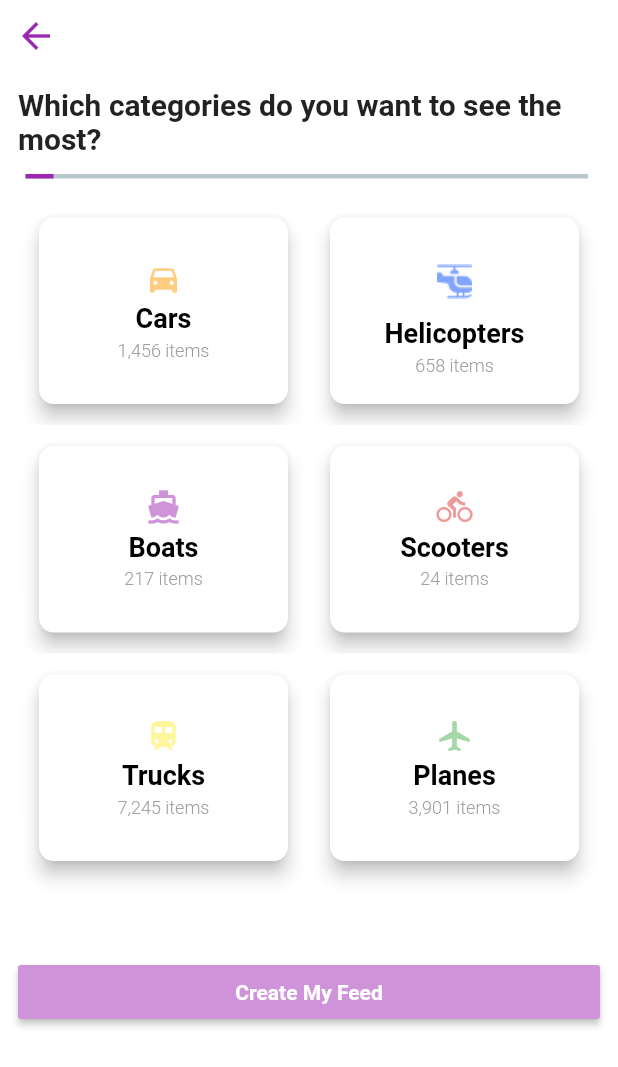
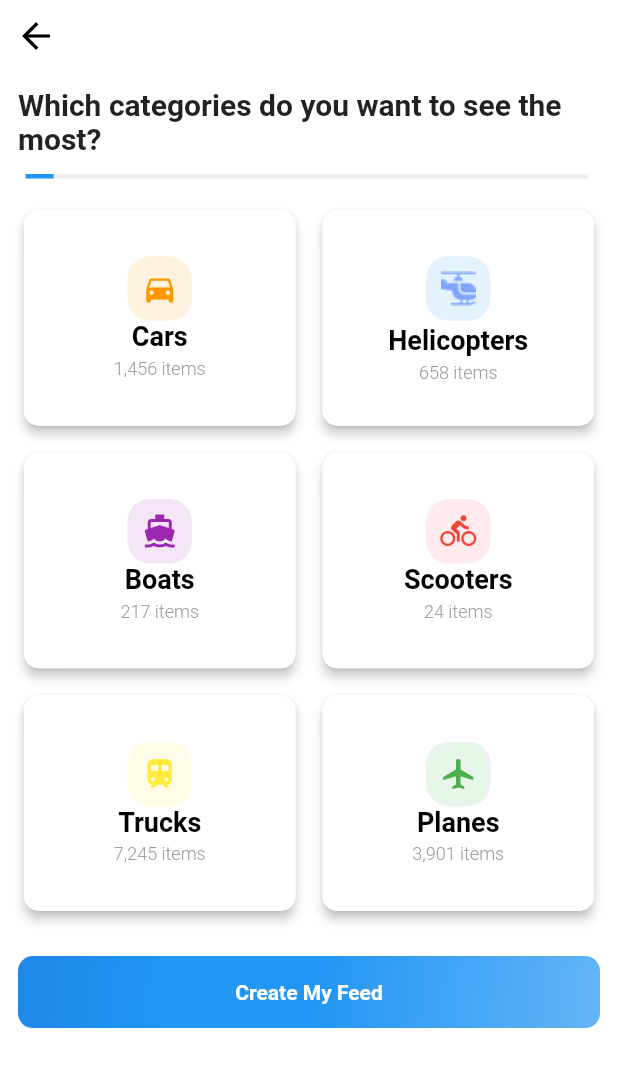
Before and after one commit to naumanmir/Car_Rental_App_Flutter_Design, a Flutter app: the screen it shows after launch, on a phone screen of 412 x 824 dp. Shown: the top 1067 px of the screen. Run offline on Flutter 3.47's test engine with Material 2 defaults, Android fonts, the phone set to English and light mode, and no system bars; drawn by our look-alikes of percent_indicator.

Commit message:
design changes done in main file

```diff
--- /dev/null
+++ b/lib/Login.dart
@@ -0,0 +1,68 @@
+import 'package:flutter/material.dart';
+
+void main() => runApp(MyApp());
+
+class MyApp extends StatelessWidget {
+  // This widget is the root of your application.
+  @override
+  Widget build(BuildContext context) {
+    return MaterialApp(
+      title: 'Flutter Demo',
+      theme: ThemeData(
+        // This is the theme of your application.
+        //
+        // Try running your application with "flutter run". You'll see the
+        // application has a blue toolbar. Then, without quitting the app, try
+        // changing the primarySwatch below to Colors.green and then invoke
+        // "hot reload" (press "r" in the console where you ran "flutter run",
+        // or simply save your changes to "hot reload" in a Flutter IDE).
+        // Notice that the counter didn't reset back to zero; the application
+        // is not restarted.
+        primarySwatch: Colors.blue,
+      ),
+      debugShowCheckedModeBanner: false,
+      home: MyHomePage(title: ''),
+    );
+  }
+}
+
+class MyHomePage extends StatefulWidget {
+  MyHomePage({Key key, this.title}) : super(key: key);
+
+  // This widget is the home page of your application. It is stateful, meaning
+  // that it has a State object (defined below) that contains fields that affect
+  // how it looks.
+
+  // This class is the configuration for the state. It holds the values (in this
+  // case the title) provided by the parent (in this case the App widget) and
+  // used by the build method of the State. Fields in a Widget subclass are
+  // always marked "final".
+
+  final String title;
+
+  @override
+  _MyHomePageState createState() => _MyHomePageState();
+}
+
+class _MyHomePageState extends State<MyHomePage> {
+  @override
+  Widget build(BuildContext context) {
+    return new Scaffold(
+      body: Stack(
+        alignment: Alignment(0, 0),
+       children: <Widget>[
+         Image.asset("assets/wall.jpg"),
+         Column(
+           children: <Widget>[
+             Container(
+               child: Text("Welcome", style: TextStyle(fontSize: 16, color: Colors.blueGrey[200]),),
+               margin: EdgeInsets.only(left: 25),
+             )
+
+           ],
+         )
+       ],
+      )
+    );
+  }
+}
--- a/lib/main.dart
+++ b/lib/main.dart
@@ -62,7 +62,7 @@ class _MyHomePageState extends State<MyHomePage> {
                       padding: EdgeInsets.fromLTRB(10, 10, 0, 0),
                       child: Icon(
                         Icons.arrow_back,
-                        color: Colors.purple,
+                        color: Colors.black,
                         size: 28,
                       ),
                     ),
@@ -79,10 +79,11 @@ class _MyHomePageState extends State<MyHomePage> {
                         child: LinearPercentIndicator(
                       padding: EdgeInsets.fromLTRB(17, 0, 20, 0),
                       fillColor: Colors.white,
-                      progressColor: Colors.purple,
+                      progressColor: Colors.blue,
                       percent: 0.05,
                       width: MediaQuery.of(context).size.width,
                       lineHeight: 3,
+                          backgroundColor: Colors.grey[200],
                     )),
                     SizedBox(
                       height: 12,
@@ -96,12 +97,20 @@ class _MyHomePageState extends State<MyHomePage> {
                     ),
                     Container(
                       decoration: BoxDecoration(
-                          borderRadius: BorderRadius.circular(10)),
+                          borderRadius: BorderRadius.circular(10),
+
+                      gradient: LinearGradient(begin: Alignment.topLeft,
+                          end: Alignment.bottomRight,colors: [Colors.blue[600],
+                      Colors.blue[500],
+                      Colors.blue,
+                      Colors.blue[400],
+                      Colors.blue[300]])),
                       margin: EdgeInsets.only(left: 12, right: 12),
+
                       child: MaterialButton(
                         minWidth: double.infinity,
                         padding: EdgeInsets.only(left: 12, right: 12),
-                        color: Colors.purple[200],
+
                         textColor: Colors.white,
                         child: Text(
                           "Create My Feed",
@@ -121,23 +130,23 @@ class _MyHomePageState extends State<MyHomePage> {
   @override
   Widget buildGrid(BuildContext context) {
     return GridView.count(
-      padding: EdgeInsets.fromLTRB(12, 0, 12, 0),
+      padding: EdgeInsets.fromLTRB(0, 5, 0, 5),
       crossAxisCount: 2,
       shrinkWrap: true,
       childAspectRatio: (MediaQuery.of(context).size.width - 60 / 2) / 300,
       children: <Widget>[
         buildTile(context, 0, "Cars", null, Icons.directions_car, "1,456 items",
-            Colors.orange[200]),
+            Colors.orange, Colors.orange[50]),
         buildTile(context, 1, "Helicopters",
-            Image.asset("assets/helicopter.png"), null, "658 items", null),
+            Image.asset("assets/helicopter.png"), null, "658 items", Colors.blue, Colors.blue[50]),
         buildTile(context, 2, "Boats", null, Icons.directions_boat, "217 items",
-            Colors.purple[200]),
+            Colors.purple, Colors.purple[50]),
         buildTile(context, 3, "Scooters", null, Icons.directions_bike,
-            "24 items", Colors.red[200]),
+            "24 items", Colors.red, Colors.red[50]),
         buildTile(context, 4, "Trucks", null, Icons.train, "7,245 items",
-            Colors.yellow[200]),
+            Colors.yellow, Colors.yellow[50]),
         buildTile(context, 5, "Planes", null, Icons.airplanemode_active,
-            "3,901 items", Colors.green[200]),
+            "3,901 items", Colors.green, Colors.green[50]),
       ],
     );
   }
@@ -146,9 +155,9 @@ class _MyHomePageState extends State<MyHomePage> {
 
   @override
   Widget buildTile(BuildContext context, int index, String heading, Image image,
-      IconData icon, String itemCount, Color color) {
+      IconData icon, String itemCount, Color color, Color backgroundColor) {
     return Container(
-      padding: EdgeInsets.fromLTRB(10, 10, 10, 10),
+      padding: EdgeInsets.only(left: index == 0 || index == 2 || index == 4 ? 12:5, top: 0, right: index == 1 || index == 3 || index == 5 ? 12:5, bottom: 10),
       decoration: BoxDecoration(
           color: Colors.white, borderRadius: BorderRadius.circular(10)),
       child: GestureDetector(
@@ -158,15 +167,15 @@ class _MyHomePageState extends State<MyHomePage> {
           });
           print("tapped");
         },
-        child: Container(
-          decoration: BoxDecoration(
-              color:
-                  _selectedIndex == index ? Colors.purple[200] : Colors.white,
-              borderRadius: BorderRadius.circular(10)),
         child: Card(
-              elevation: 5,
+            elevation: 3,
             shape: RoundedRectangleBorder(
-                  side: BorderSide.none,
+                side: BorderSide(
+                    width: 1.0,
+                    style: BorderStyle.solid,
+                    color: _selectedIndex == index && color != null
+                        ? color
+                        : Colors.white),
                 borderRadius: BorderRadius.circular(10)),
             color: Colors.white,
             child: Center(
@@ -174,11 +183,14 @@ class _MyHomePageState extends State<MyHomePage> {
               mainAxisAlignment: MainAxisAlignment.center,
               crossAxisAlignment: CrossAxisAlignment.center,
               children: <Widget>[
+                Stack(
+                  alignment: Alignment(0, 0),
+                  children: <Widget>[
+                    Container(width: 43, height: 43, decoration: BoxDecoration(color: backgroundColor, borderRadius: BorderRadius.circular(15)),),
                     index == 1
                     ? IconButton(
                         icon: image,
                         onPressed: () {},
-                          color: Colors.red,
                       )
                     : Icon(
                         icon,
@@ -190,6 +202,8 @@ class _MyHomePageState extends State<MyHomePage> {
                       )
                     : SizedBox(
                         height: 0,
+                      ),
+                  ],
                 ),
                 Text(
                   heading,
@@ -211,7 +225,7 @@ class _MyHomePageState extends State<MyHomePage> {
               ],
             ))),
       ),
-      ),
+//      ),
     );
   }
 }
--- a/pubspec.yaml
+++ b/pubspec.yaml
@@ -40,6 +40,7 @@ flutter:
   # To add assets to your application, add an assets section, like this:
   assets:
   - assets/helicopter.png
+  - assets/wall.jpg
   #  - images/a_dot_ham.jpeg
 
   # An image asset can refer to one or more resolution-specific "variants", see
```
Also changed, not shown: assets/wall.jpg (added). Lines whose indentation alone changed are shown as unchanged.
